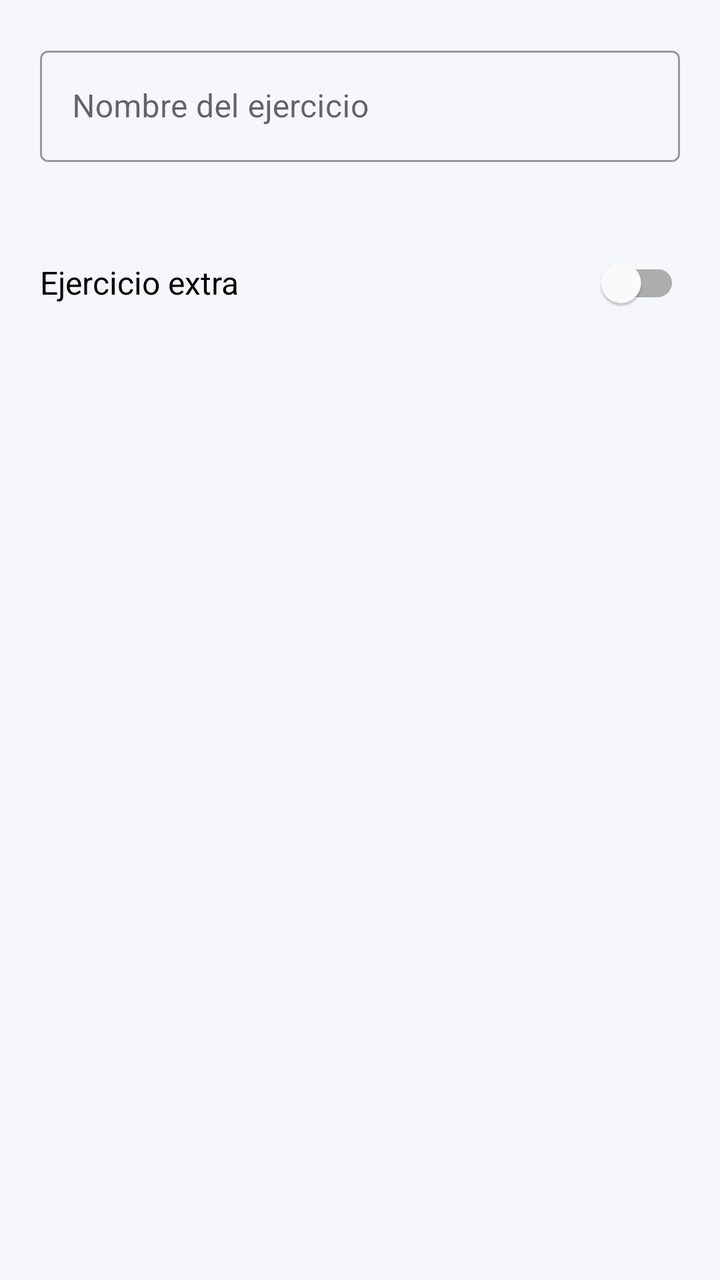
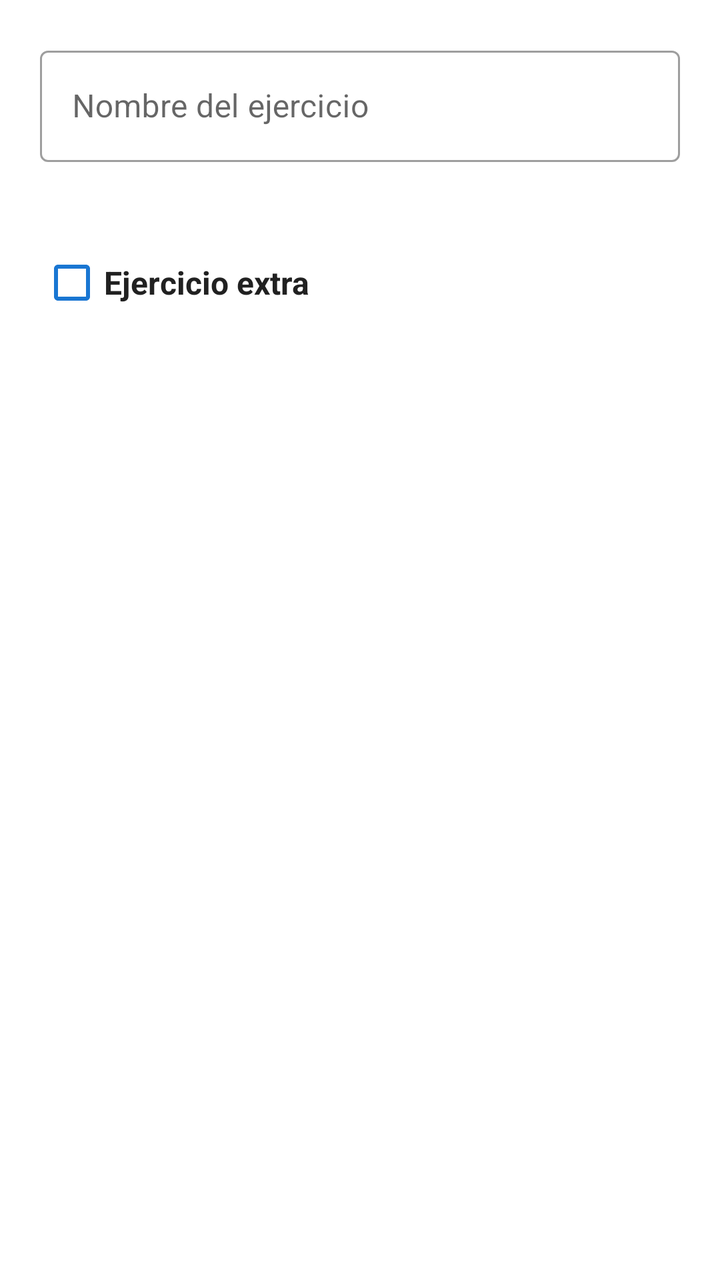

Screens rendered from an Android XML layout before and after an edit, with the pre-edit source and the edit as a unified diff.
<!-- AndroidManifest.xml: application theme Theme.KobasGYM -->
<!-- res/layout/dialog_create_exercise.xml -->
<?xml version="1.0" encoding="utf-8"?>
<LinearLayout xmlns:android="http://schemas.android.com/apk/res/android"
    xmlns:app="http://schemas.android.com/apk/res-auto"
    android:layout_width="match_parent"
    android:layout_height="wrap_content"
    android:orientation="vertical"
    android:padding="20dp">

    <com.google.android.material.textfield.TextInputLayout
        android:id="@+id/tilExerciseName"
        style="@style/Widget.MaterialComponents.TextInputLayout.OutlinedBox"
        android:layout_width="match_parent"
        android:layout_height="wrap_content"
        android:hint="@string/hint_exercise_name"
        android:layout_marginBottom="16dp"
        app:errorEnabled="true">

        <com.google.android.material.textfield.TextInputEditText
            android:id="@+id/etExerciseName"
            android:layout_width="match_parent"
            android:layout_height="wrap_content"
            android:inputType="textCapWords" />

    </com.google.android.material.textfield.TextInputLayout>

    <com.google.android.material.switchmaterial.SwitchMaterial
        android:id="@+id/switchIsExtra"
        android:layout_width="match_parent"
        android:layout_height="wrap_content"
        android:layout_marginBottom="16dp"
        android:text="@string/hint_extra_exercise"
        android:textSize="16sp" />

    <com.google.android.material.button.MaterialButton
        android:id="@+id/btnDeleteExercise"
        style="@style/Widget.MaterialComponents.Button.OutlinedButton"
        android:layout_width="match_parent"
        android:layout_height="52dp"
        android:text="@string/btn_delete_exercise"
        app:strokeColor="@color/error_red"
        android:textColor="@color/error_red"
        app:cornerRadius="12dp"
        android:visibility="gone" />

</LinearLayout>
<!-- resources referenced by this layout -->
<resources>
  <color name="error_red">#D32F2F</color>
  <string name="btn_delete_exercise">Eliminar Ejercicio</string>
  <string name="hint_exercise_name">Nombre del ejercicio</string>
  <string name="hint_extra_exercise">Ejercicio extra</string>
  <style name="Theme.KobasGYM" parent="Theme.MaterialComponents.DayNight.NoActionBar">
          
          <item name="colorPrimary">@color/blue_primary</item>
          <item name="colorPrimaryVariant">@color/blue_primary_dark</item>
          <item name="colorOnPrimary">@color/white</item>
          
          <item name="colorSecondary">@color/blue_accent</item>
          <item name="colorSecondaryVariant">@color/blue_primary_dark</item>
          <item name="colorOnSecondary">@color/white</item>
          
          <item name="android:statusBarColor">@color/blue_primary_dark</item>
          
          <item name="android:windowBackground">@color/background_light</item>
      </style>
  <color name="blue_primary">#1976D2</color>
  <color name="blue_primary_dark">#0D47A1</color>
  <color name="white">#FFFFFFFF</color>
  <color name="blue_accent">#2196F3</color>
  <color name="background_light">#F5F7FA</color>
</resources>

<!-- the commit's change to res/layout/dialog_create_exercise.xml (unified diff, before → after) -->
@@ -4,6 +4,7 @@
     android:layout_width="match_parent"
     android:layout_height="wrap_content"
     android:orientation="vertical"
+    android:background="@color/surface_white"
     android:padding="20dp">
 
     <com.google.android.material.textfield.TextInputLayout
@@ -23,13 +24,16 @@
 
     </com.google.android.material.textfield.TextInputLayout>
 
-    <com.google.android.material.switchmaterial.SwitchMaterial
+    <com.google.android.material.checkbox.MaterialCheckBox
         android:id="@+id/switchIsExtra"
         android:layout_width="match_parent"
         android:layout_height="wrap_content"
+        android:text="@string/hint_extra_exercise"
+        android:textSize="16sp"
+        android:textStyle="bold"
+        android:textColor="@color/text_primary"
         android:layout_marginBottom="16dp"
-        android:text="@string/hint_extra_exercise"
-        android:textSize="16sp" />
+        app:buttonTint="@color/blue_primary"/>
 
     <com.google.android.material.button.MaterialButton
         android:id="@+id/btnDeleteExercise"
<!-- resource entries referenced after the edit -->
@@ -1,6 +1,8 @@
 <!-- resources referenced by this layout -->
 <resources>
   <color name="error_red">#D32F2F</color>
+  <color name="surface_white">#FFFFFF</color>
+  <color name="text_primary">#212121</color>
   <string name="btn_delete_exercise">Eliminar Ejercicio</string>
   <string name="hint_exercise_name">Nombre del ejercicio</string>
   <string name="hint_extra_exercise">Ejercicio extra</string>
